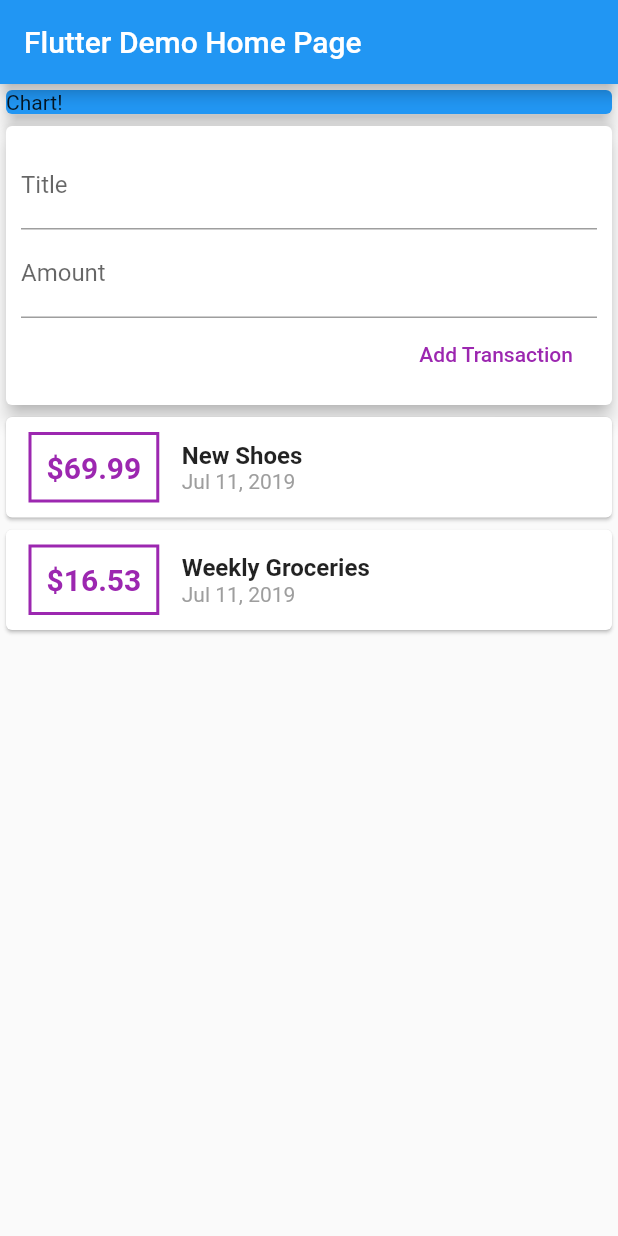
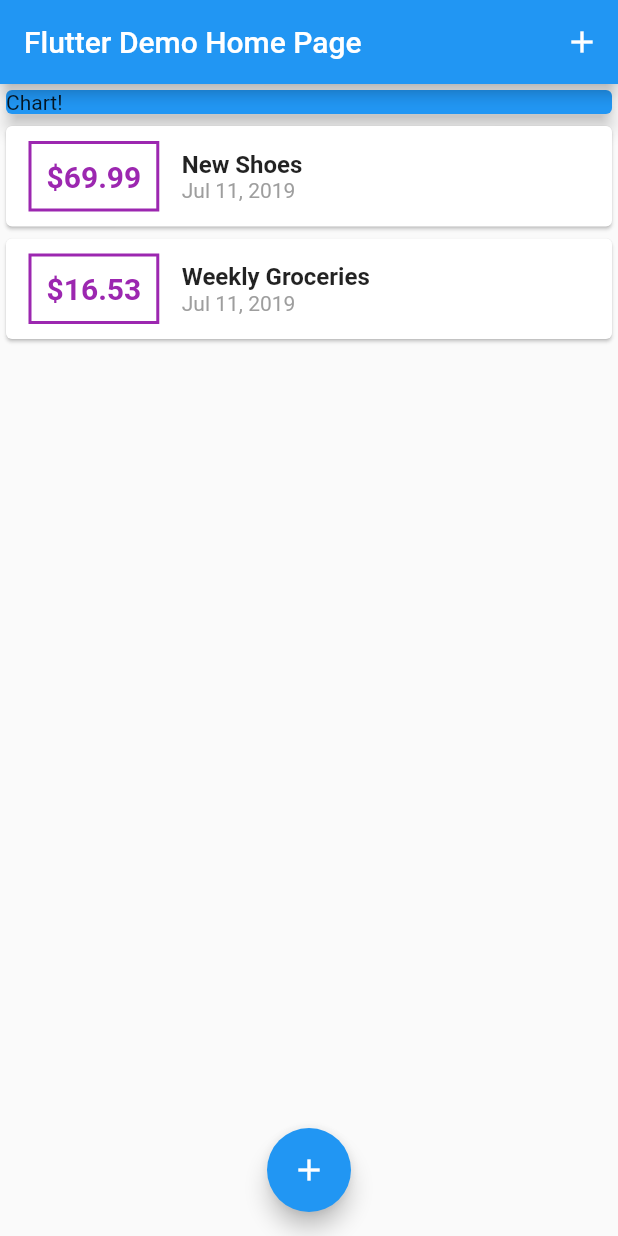
Before and after one commit to BearCola/flutter_personal_expense, a Flutter app: the screen it shows after launch, on a phone screen of 412 x 824 dp. Run offline on Flutter 3.47's test engine with Material 2 defaults, Android fonts, the phone set to English and light mode, and no system bars.

Commit message:
working project

```diff
--- a/lib/main.dart
+++ b/lib/main.dart
@@ -1,5 +1,8 @@
 import 'package:flutter/material.dart';
-import 'package:flutter_personal_expenses/widgets/user_transaction.dart';
+
+import 'models/transaction.dart';
+import 'widgets/new_transaction.dart';
+import 'widgets/transaction_list.dart';
 
 void main() => runApp(MyApp());
 
@@ -29,11 +32,57 @@ class _MyHomePageState extends State<MyHomePage> {
   final titleController = TextEditingController();
   final amountController = TextEditingController();
 
+  final List<Transaction> _userTransactions = [
+    Transaction(
+      id: 't1',
+      title: 'New Shoes',
+      amount: 69.99,
+      date: DateTime.now(),
+    ),
+    Transaction(
+      id: 't2',
+      title: 'Weekly Groceries',
+      amount: 16.53,
+      date: DateTime.now(),
+    ),
+  ];
+
+  void _addNewTransaction(String txTitle, double txAmount) {
+    final newTx = Transaction(
+      title: txTitle,
+      amount: txAmount,
+      date: DateTime.now(),
+      id: DateTime.now().toString(),
+    );
+
+    setState(() {
+      _userTransactions.add(newTx);
+    });
+  }
+
+  void _startAddNewTransaction(BuildContext ctx) {
+    showModalBottomSheet(
+        context: ctx,
+        builder: (_) {
+          return GestureDetector(
+            onTap: () {},
+            child: NewTransaction(_addNewTransaction),
+            behavior: HitTestBehavior.opaque,
+          );
+        });
+  }
+
   @override
   Widget build(BuildContext context) {
     return Scaffold(
       appBar: AppBar(
         title: Text(widget.title),
+        actions: <Widget>[
+          IconButton(
+            icon: Icon(Icons.add),
+            onPressed: () => _startAddNewTransaction(context),
+          )
+        ],
       ),
       body: SingleChildScrollView(
         child: Column(
@@ -47,9 +96,14 @@ class _MyHomePageState extends State<MyHomePage> {
               ),
               elevation: 5,
             ),
-            UserTransactions()
+            TransactionList(_userTransactions),
           ],
         ),
+      ),
+      floatingActionButtonLocation: FloatingActionButtonLocation.centerFloat,
+      floatingActionButton: FloatingActionButton(
+        child: Icon(Icons.add),
+        onPressed: () => _startAddNewTransaction(context),
       ),
     );
   }
--- a/lib/widgets/transaction_list.dart
+++ b/lib/widgets/transaction_list.dart
@@ -11,8 +11,8 @@ class TransactionList extends StatelessWidget {
   Widget build(BuildContext context) {
     return Container(
       height: 300,
-      child: ListView(
-        children: transactions.map((tx) {
+      child: ListView.builder(
+        itemBuilder: (ctx, index) {
           return Card(
             child: Row(
               children: <Widget>[
@@ -29,7 +29,7 @@ class TransactionList extends StatelessWidget {
                   ),
                   padding: EdgeInsets.all(10),
                   child: Text(
-                    '\$${tx.amount.toString()}',
+                    '\$${transactions[index].amount.toStringAsFixed(2)}',
                     style: TextStyle(
                       fontWeight: FontWeight.bold,
                       fontSize: 20,
@@ -41,14 +41,14 @@ class TransactionList extends StatelessWidget {
                   crossAxisAlignment: CrossAxisAlignment.start,
                   children: <Widget>[
                     Text(
-                      tx.title,
+                      transactions[index].title,
                       style: TextStyle(
                         fontSize: 16,
                         fontWeight: FontWeight.bold,
                       ),
                     ),
                     Text(
-                      DateFormat.yMMMd().format(tx.date),
+                      DateFormat.yMMMd().format(transactions[index].date),
                       style: TextStyle(
                         color: Colors.grey,
                       ),
@@ -58,7 +58,8 @@ class TransactionList extends StatelessWidget {
               ],
             ),
           );
-        }).toList(),
+        },
+        itemCount: transactions.length,
       ),
     );
   }
--- a/lib/widgets/user_transaction.dart
+++ /dev/null
@@ -1,49 +0,0 @@
-import 'package:flutter/material.dart';
-import 'package:flutter_personal_expenses/models/transaction.dart';
-import 'package:flutter_personal_expenses/widgets/new_transaction.dart';
-import 'package:flutter_personal_expenses/widgets/transaction_list.dart';
-
-class UserTransactions extends StatefulWidget {
-  @override
-  _UserTransactionsState createState() => _UserTransactionsState();
-}
-
-class _UserTransactionsState extends State<UserTransactions> {
-  final List<Transaction> _userTransactions = [
-    Transaction(
-      id: 't1',
-      title: 'New Shoes',
-      amount: 69.99,
-      date: DateTime.now(),
-    ),
-    Transaction(
-      id: 't2',
-      title: 'Weekly Groceries',
-      amount: 16.53,
-      date: DateTime.now(),
-    ),
-  ];
-
-  void _addNewTransaction(String txTitle, double txAmount) {
-    final newTx = Transaction(
-      title: txTitle,
-      amount: txAmount,
-      date: DateTime.now(),
-      id: DateTime.now().toString(),
-    );
-
-    setState(() {
-      _userTransactions.add(newTx);
-    });
-  }
-
-  @override
-  Widget build(BuildContext context) {
-    return Column(
-      children: <Widget>[
-        NewTransaction(_addNewTransaction),
-        TransactionList(_userTransactions),
-      ],
-    );
-  }
-}
```
Also changed, not shown: lib/widgets/new_transaction.dart (+18 -4 lines), pubspec.lock.
